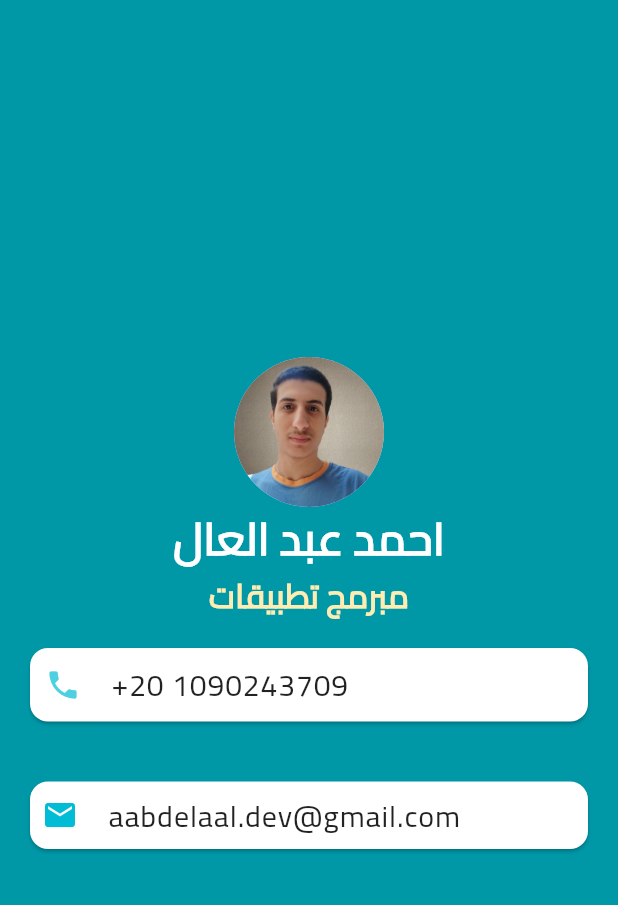
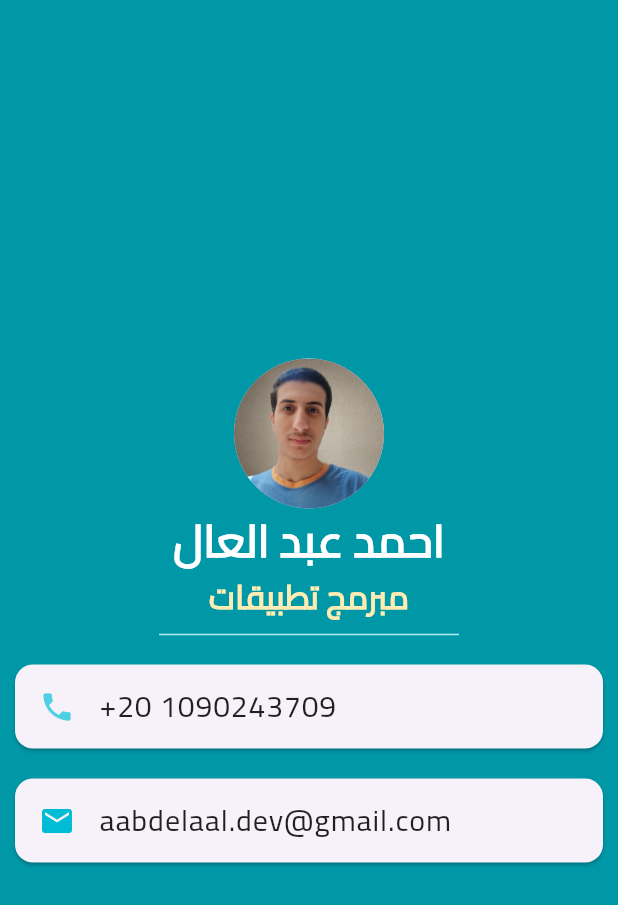
Before and after one commit to aabdelaal-dev/betakati_app, a Flutter app: the screen it shows after launch, on a phone screen of 412 x 824 dp. Shown: the top 905 px of the screen. Run offline on Flutter 3.47's test engine with Material 3 defaults, Android fonts, the phone set to English and light mode, and no system bars.

Commit message:
Card & ListTile - Flutter

```diff
--- a/lib/main.dart
+++ b/lib/main.dart
@@ -42,20 +42,21 @@ class MyApp extends StatelessWidget {
                   fontWeight: FontWeight.bold,
                 ),
               ),
+              SizedBox(
+                width: 200,
+                height: 20,
+                child: Divider(
+                  color: Colors.cyan[100],
+                ),
+              ),
               Card(
-                color: Colors.white,
-                margin: EdgeInsets.all(20),
-                child: Padding(
-                  padding: const EdgeInsets.all(10.0),
-                  child: Row(
-                    //mainAxisAlignment: MainAxisAlignment.spaceBetween,
-                    children: [
-                      Icon(
+                margin: EdgeInsets.all(10),
+                child: ListTile(
+                  leading: Icon(
                     Icons.phone,
                     color: Colors.cyan[300],
                   ),
-                      SizedBox(width: 20),
-                      Text(
+                  title: Text(
                     '+20 1090243709',
                     style: TextStyle(
                       color: Colors.black87,
@@ -64,23 +65,16 @@ class MyApp extends StatelessWidget {
                       letterSpacing: .6,
                     ),
                   ),
-                    ],
-                  ),
                 ),
               ),
               Card(
-                margin: EdgeInsets.all(20),
-                color: Colors.white,
-                child: Padding(
-                  padding: const EdgeInsets.all(8.0),
-                  child: Row(
-                    children: [
-                      Icon(
+                margin: EdgeInsets.all(10),
+                child: ListTile(
+                  leading: Icon(
                     Icons.email,
                     color: Colors.cyan[500],
                   ),
-                      SizedBox(width: 20),
-                      Text(
+                  title: Text(
                     'aabdelaal.dev@gmail.com',
                     style: TextStyle(
                       color: Colors.black87,
@@ -88,8 +82,6 @@ class MyApp extends StatelessWidget {
                       fontFamily: 'Cairo',
                       letterSpacing: .6,
                     ),
-                      ),
-                    ],
                   ),
                 ),
               ),
```
Lines whose indentation alone changed are shown as unchanged.
